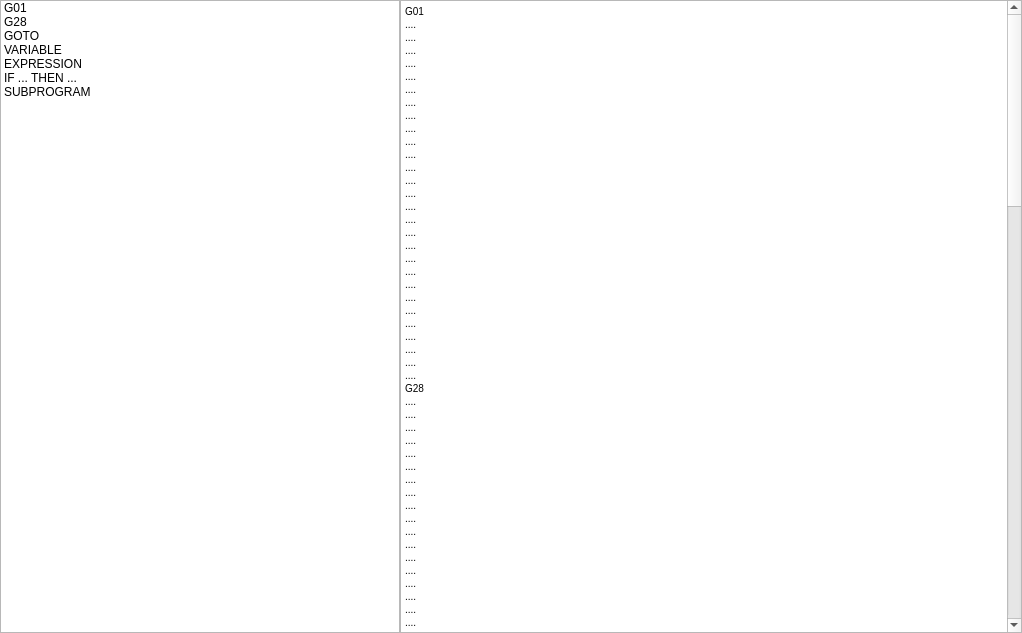
Old version of the form GcodeReference.ui in the repository deltaxrobot/Delta-X-Software.
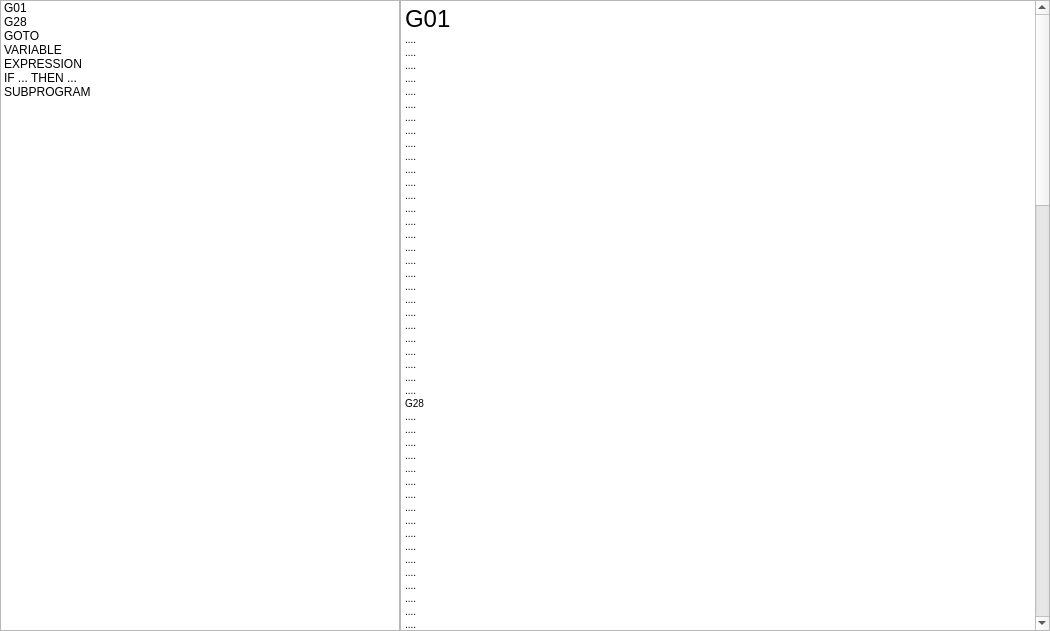
New version of the form.

```diff
--- a/GcodeReference.ui
+++ b/GcodeReference.ui
@@ -6,8 +6,8 @@
    <rect>
     <x>0</x>
     <y>0</y>
-    <width>1022</width>
-    <height>633</height>
+    <width>1050</width>
+    <height>631</height>
    </rect>
   </property>
   <property name="maximumSize">
@@ -110,7 +110,7 @@
 &lt;html&gt;&lt;head&gt;&lt;meta name=&quot;qrichtext&quot; content=&quot;1&quot; /&gt;&lt;style type=&quot;text/css&quot;&gt;
 p, li { white-space: pre-wrap; }
 &lt;/style&gt;&lt;/head&gt;&lt;body style=&quot; font-family:'MS Shell Dlg 2'; font-size:7.8pt; font-weight:400; font-style:normal;&quot;&gt;
-&lt;p style=&quot; margin-top:0px; margin-bottom:0px; margin-left:0px; margin-right:0px; -qt-block-indent:0; text-indent:0px;&quot;&gt;&lt;a name=&quot;G01&quot;&gt;&lt;/a&gt;G01&lt;/p&gt;
+&lt;p style=&quot; margin-top:0px; margin-bottom:0px; margin-left:0px; margin-right:0px; -qt-block-indent:0; text-indent:0px;&quot;&gt;&lt;a name=&quot;G01&quot;&gt;&lt;/a&gt;&lt;span style=&quot; font-size:18pt;&quot;&gt;G&lt;/span&gt;&lt;span style=&quot; font-size:18pt;&quot;&gt;01&lt;/span&gt;&lt;/p&gt;
 &lt;p style=&quot; margin-top:0px; margin-bottom:0px; margin-left:0px; margin-right:0px; -qt-block-indent:0; text-indent:0px;&quot;&gt;....&lt;/p&gt;
 &lt;p style=&quot; margin-top:0px; margin-bottom:0px; margin-left:0px; margin-right:0px; -qt-block-indent:0; text-indent:0px;&quot;&gt;....&lt;/p&gt;
 &lt;p style=&quot; margin-top:0px; margin-bottom:0px; margin-left:0px; margin-right:0px; -qt-block-indent:0; text-indent:0px;&quot;&gt;....&lt;/p&gt;
@@ -173,7 +173,7 @@
 &lt;p style=&quot; margin-top:0px; margin-bottom:0px; margin-left:0px; margin-right:0px; -qt-block-indent:0; text-indent:0px;&quot;&gt;....&lt;/p&gt;
 &lt;p style=&quot; margin-top:0px; margin-bottom:0px; margin-left:0px; margin-right:0px; -qt-block-indent:0; text-indent:0px;&quot;&gt;....&lt;/p&gt;
 &lt;p style=&quot; margin-top:0px; margin-bottom:0px; margin-left:0px; margin-right:0px; -qt-block-indent:0; text-indent:0px;&quot;&gt;....&lt;/p&gt;
-&lt;p style=&quot; margin-top:0px; margin-bottom:0px; margin-left:0px; margin-right:0px; -qt-block-indent:0; text-indent:0px;&quot;&gt;....&lt;/p&gt;
+&lt;p style=&quot; margin-top:0px; margin-bottom:0px; margin-left:0px; margin-right:0px; -qt-block-indent:0; text-indent:0px;&quot;&gt;&lt;a name=&quot;GOTO&quot;&gt;&lt;/a&gt;GOTO&lt;/p&gt;
 &lt;p style=&quot; margin-top:0px; margin-bottom:0px; margin-left:0px; margin-right:0px; -qt-block-indent:0; text-indent:0px;&quot;&gt;....&lt;/p&gt;
 &lt;p style=&quot; margin-top:0px; margin-bottom:0px; margin-left:0px; margin-right:0px; -qt-block-indent:0; text-indent:0px;&quot;&gt;....&lt;/p&gt;
 &lt;p style=&quot; margin-top:0px; margin-bottom:0px; margin-left:0px; margin-right:0px; -qt-block-indent:0; text-indent:0px;&quot;&gt;....&lt;/p&gt;
```
